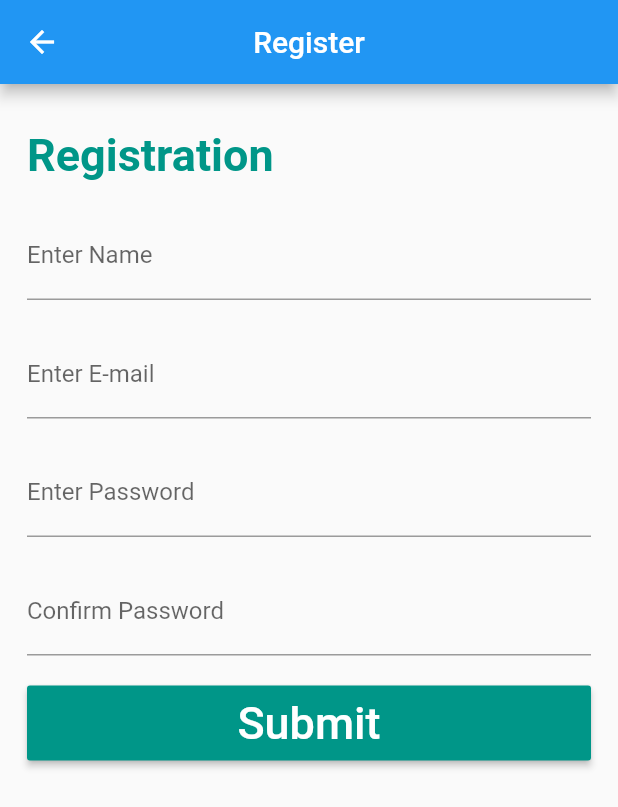
After one commit to nihalmorshed/QuizApp-Preliminary, a Flutter app: the loginregister screen opened directly, after a tap on "Register", on a phone screen of 412 x 824 dp. The commit adds this screen. Shown: the top 807 px of the screen. Run offline on Flutter 3.47's test engine with Material 2 defaults, Android fonts, the phone set to English and light mode, and no system bars; missing offline and left inert: dart:ffi.

Commit message:
16 April 2022

```diff
--- a/lib/answersfile.dart
+++ b/lib/answersfile.dart
@@ -8,8 +8,8 @@ class Answers extends StatelessWidget {
   Answers(this.selecthandler, this.anstxt);
   @override
   Widget build(BuildContext context) {
-    return Container(
-      width: double.infinity,
+    return SizedBox(
+      width: 320,
       child: RaisedButton(
         onPressed: selecthandler,
         elevation: 5,
--- /dev/null
+++ b/lib/login.dart
@@ -0,0 +1,86 @@
+import 'package:flutter/material.dart';
+import './register.dart';
+
+class loginregister extends StatefulWidget {
+  loginregister({Key? key}) : super(key: key);
+
+  @override
+  State<loginregister> createState() => _loginregisterState();
+}
+
+class _loginregisterState extends State<loginregister> {
+  TextEditingController mailcont = TextEditingController();
+  TextEditingController passcont = TextEditingController();
+  GlobalKey<FormState> frmkey = GlobalKey<FormState>();
+  @override
+  Widget build(BuildContext context) {
+    return Scaffold(
+      appBar: AppBar(
+        centerTitle: true,
+        title: Text("Start Quiz"),
+      ),
+      body: Center(
+        child: Padding(
+          padding: const EdgeInsets.symmetric(horizontal: 18.0, vertical: 30),
+          child: Form(
+            key: frmkey,
+            child: ListView(
+              children: [
+                Text(
+                  'Log-in',
+                  style: TextStyle(
+                      color: Colors.teal,
+                      fontSize: 30,
+                      fontWeight: FontWeight.bold),
+                ),
+                SizedBox(
+                  height: 20,
+                ),
+                TextFormField(
+                  controller: mailcont,
+                  decoration: InputDecoration(
+                    labelText: 'Enter E-mail',
+                  ),
+                ),
+                SizedBox(
+                  height: 20,
+                ),
+                TextFormField(
+                  controller: passcont,
+                  decoration: InputDecoration(
+                    labelText: 'Enter Password',
+                  ),
+                ),
+                SizedBox(
+                  height: 20,
+                ),
+                MaterialButton(
+                  onPressed: () {},
+                  height: 50,
+                  minWidth: 100,
+                  color: Colors.teal,
+                  child: Text(
+                    'Submit',
+                    style: TextStyle(color: Colors.white, fontSize: 30),
+                  ),
+                ),
+                SizedBox(
+                  height: 20,
+                ),
+                OutlineButton(
+                  child: Text('Register'),
+                  onPressed: () {
+                    Navigator.push(
+                      context,
+                      MaterialPageRoute(builder: (context) => register()),
+                    );
+                  },
+                ),
+              ],
+            ),
+          ),
+        ),
+      ),
+    );
+  }
+}
--- /dev/null
+++ b/lib/register.dart
@@ -0,0 +1,81 @@
+import 'package:flutter/material.dart';
+
+class register extends StatefulWidget {
+  register({Key? key}) : super(key: key);
+
+  @override
+  State<register> createState() => _registerState();
+}
+
+class _registerState extends State<register> {
+  @override
+  Widget build(BuildContext context) {
+    return Scaffold(
+      appBar: AppBar(
+        title: Text('Register'),
+        centerTitle: true,
+      ),
+      body: Padding(
+        padding: const EdgeInsets.symmetric(horizontal: 18.0, vertical: 30),
+        child: Form(
+          child: ListView(
+            children: [
+              Text(
+                'Registration',
+                style: TextStyle(
+                    color: Colors.teal,
+                    fontSize: 30,
+                    fontWeight: FontWeight.bold),
+              ),
+              SizedBox(
+                height: 20,
+              ),
+              TextFormField(
+                decoration: InputDecoration(
+                  labelText: 'Enter Name',
+                ),
+              ),
+              SizedBox(
+                height: 20,
+              ),
+              TextFormField(
+                decoration: InputDecoration(
+                  labelText: 'Enter E-mail',
+                ),
+              ),
+              SizedBox(
+                height: 20,
+              ),
+              TextFormField(
+                decoration: InputDecoration(
+                  labelText: 'Enter Password',
+                ),
+              ),
+              SizedBox(
+                height: 20,
+              ),
+              TextFormField(
+                decoration: InputDecoration(
+                  labelText: 'Confirm Password',
+                ),
+              ),
+              SizedBox(
+                height: 20,
+              ),
+              MaterialButton(
+                onPressed: () {},
+                height: 50,
+                minWidth: 100,
+                color: Colors.teal,
+                child: Text(
+                  'Submit',
+                  style: TextStyle(color: Colors.white, fontSize: 30),
+                ),
+              ),
+            ],
+          ),
+        ),
+      ),
+    );
+  }
+}
```
Also changed, not shown: lib/main.dart (+5 -3 lines).
